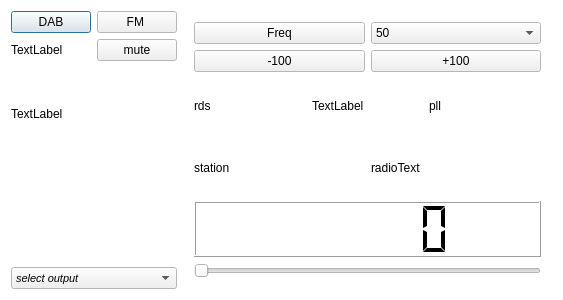
This is duoreceiver.ui in JvanKatwijk/duoreceiver as Qt 5 draws it before an edit. The edited form follows.
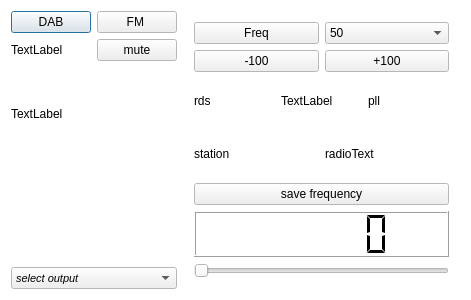
This is the edited form. The open tabs and pages were chosen to show the change. Custom widgets are drawn as their Qt base class.

The edit to the form file:
```diff
--- a/duoreceiver.ui
+++ b/duoreceiver.ui
@@ -7,7 +7,7 @@
    <rect>
     <x>0</x>
     <y>0</y>
-    <width>563</width>
+    <width>471</width>
     <height>300</height>
    </rect>
   </property>
@@ -172,7 +172,7 @@
            <item>
             <layout class="QVBoxLayout" name="verticalLayout_2">
              <item>
-              <widget class="smallQListView" name="ensembleDisplay"/>
+              <widget class="QListView" name="ensembleDisplay"/>
              </item>
             </layout>
            </item>
@@ -374,6 +374,13 @@
            </item>
           </layout>
          </item>
+         <item>
+          <widget class="QPushButton" name="freqSave">
+           <property name="text">
+            <string>save frequency</string>
+           </property>
+          </widget>
+         </item>
          <item>
           <widget class="QLCDNumber" name="lcd_Frequency">
            <property name="digitCount">
@@ -407,11 +414,6 @@
    <extends>QPushButton</extends>
    <header location="global">verysmallpushbutton.h</header>
   </customwidget>
-  <customwidget>
-   <class>smallQListView</class>
-   <extends>QListView</extends>
-   <header>smallqlistview.h</header>
-  </customwidget>
   <customwidget>
    <class>smallComboBox</class>
    <extends>QComboBox</extends>
```
